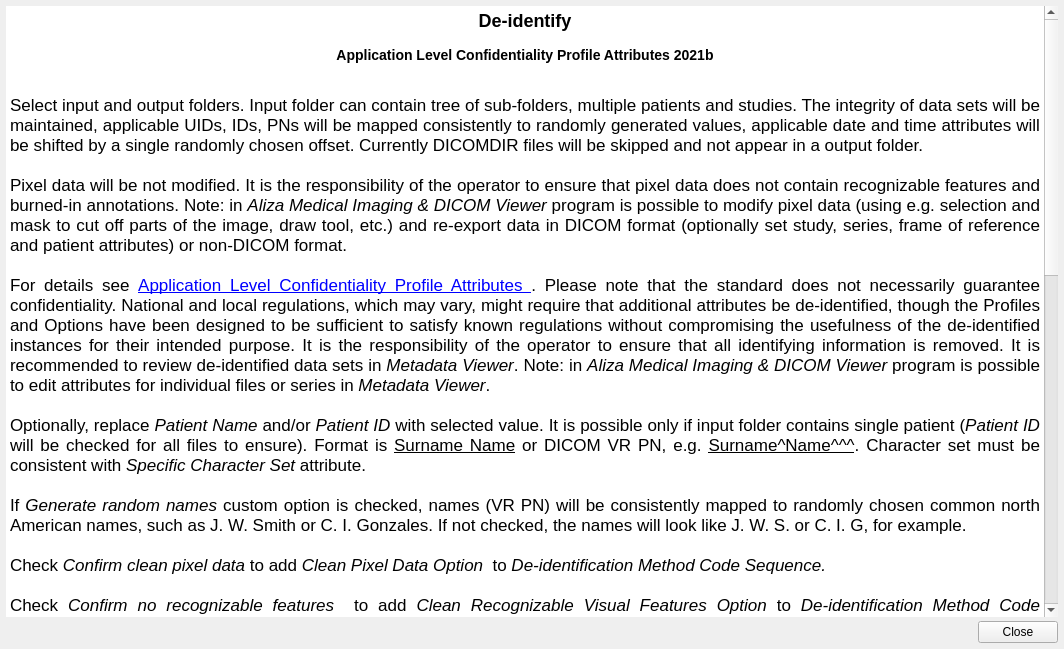
Old version of the form browser/helpwidget.ui in the repository AlizaMedicalImaging/AlizaMS.
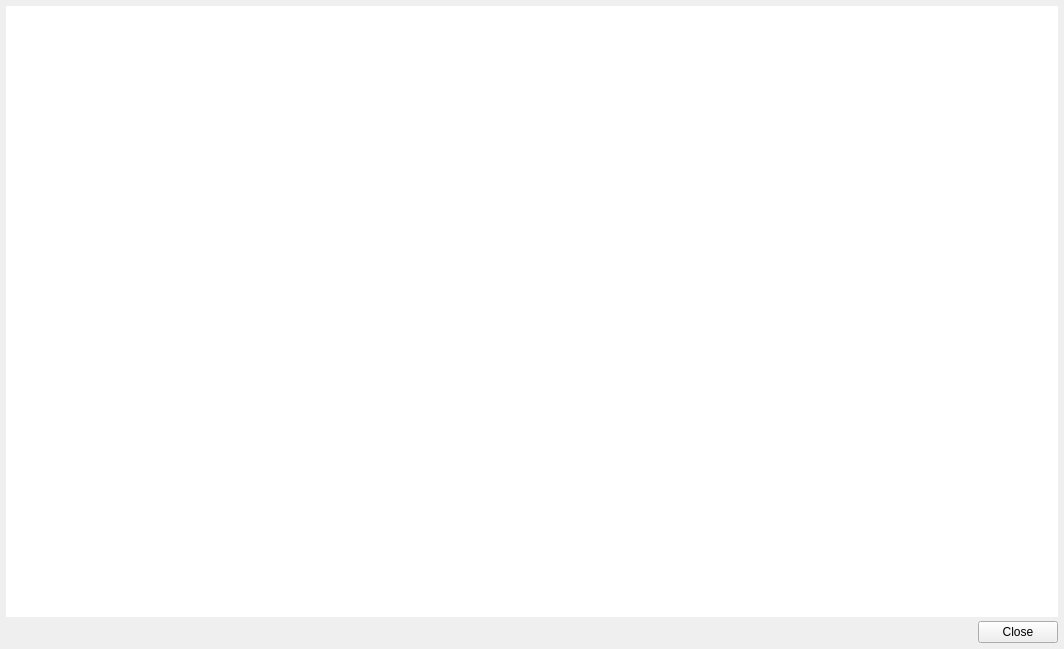
New version of the form.

Patch:
```diff
--- a/browser/helpwidget.ui
+++ b/browser/helpwidget.ui
@@ -39,42 +39,6 @@
 &lt;html&gt;&lt;head&gt;&lt;meta name=&quot;qrichtext&quot; content=&quot;1&quot; /&gt;&lt;style type=&quot;text/css&quot;&gt;
 p, li { white-space: pre-wrap; }
 &lt;/style&gt;&lt;/head&gt;&lt;body style=&quot; font-family:'Cantarell'; font-size:13pt; font-weight:400; font-style:normal;&quot;&gt;
-&lt;p align=&quot;center&quot; style=&quot; margin-top:16px; margin-bottom:12px; margin-left:0px; margin-right:0px; -qt-block-indent:0; text-indent:0px;&quot;&gt;&lt;span style=&quot; font-size:x-large; font-weight:600;&quot;&gt;De-identify&lt;/span&gt;&lt;/p&gt;
-&lt;p align=&quot;center&quot; style=&quot; margin-top:16px; margin-bottom:12px; margin-left:0px; margin-right:0px; -qt-block-indent:0; text-indent:0px;&quot;&gt;&lt;span style=&quot; font-size:large; font-weight:600;&quot;&gt;Application Level Confidentiality Profile Attributes 2021b&lt;/span&gt;&lt;/p&gt;
-&lt;p style=&quot;-qt-paragraph-type:empty; margin-top:0px; margin-bottom:0px; margin-left:0px; margin-right:0px; -qt-block-indent:0; text-indent:0px;&quot;&gt;&lt;br /&gt;&lt;/p&gt;
-&lt;p align=&quot;justify&quot; style=&quot; margin-top:0px; margin-bottom:0px; margin-left:0px; margin-right:0px; -qt-block-indent:0; text-indent:0px;&quot;&gt;Select input and output folders. Input folder can contain tree of sub-folders, multiple patients and studies. The integrity of data sets will be maintained, applicable UIDs, IDs, PNs will be mapped consistently to randomly generated values, applicable date and time attributes will be shifted by a single randomly chosen offset. Currently DICOMDIR files will be skipped and not appear in a output folder.&lt;/p&gt;
-&lt;p style=&quot;-qt-paragraph-type:empty; margin-top:0px; margin-bottom:0px; margin-left:0px; margin-right:0px; -qt-block-indent:0; text-indent:0px;&quot;&gt;&lt;br /&gt;&lt;/p&gt;
-&lt;p align=&quot;justify&quot; style=&quot; margin-top:0px; margin-bottom:0px; margin-left:0px; margin-right:0px; -qt-block-indent:0; text-indent:0px;&quot;&gt;Pixel data will be not modified. It is the responsibility of the operator to ensure that pixel data does not contain recognizable features and burned-in annotations. Note: in &lt;span style=&quot; font-style:italic;&quot;&gt;Aliza Medical Imaging &amp;amp; DICOM Viewer &lt;/span&gt;program is possible to modify pixel data (using e.g. selection and mask to cut off parts of the image, draw tool, etc.) and re-export data in DICOM format (optionally set study, series, frame of reference and patient attributes) or non-DICOM format.&lt;/p&gt;
-&lt;p style=&quot;-qt-paragraph-type:empty; margin-top:0px; margin-bottom:0px; margin-left:0px; margin-right:0px; -qt-block-indent:0; text-indent:0px;&quot;&gt;&lt;br /&gt;&lt;/p&gt;
-&lt;p align=&quot;justify&quot; style=&quot; margin-top:0px; margin-bottom:0px; margin-left:0px; margin-right:0px; -qt-block-indent:0; text-indent:0px;&quot;&gt;For details see &lt;a href=&quot;https://www.aliza-dicom-viewer.com/manual/dicom-specification/application-level-confidentiality-profile-attributes&quot;&gt;&lt;span style=&quot; text-decoration: underline; color:#0000ff;&quot;&gt;Application Level Confidentiality Profile Attributes &lt;/span&gt;&lt;/a&gt;. Please note that the standard does not necessarily guarantee confidentiality. National and local regulations, which may vary, might require that additional attributes be de-identified, though the Profiles and Options have been designed to be sufficient to satisfy known regulations without compromising the usefulness of the de-identified instances for their intended purpose. It is the responsibility of the operator to ensure that all identifying information is removed. It is recommended to review de-identified data sets in &lt;span style=&quot; font-style:italic;&quot;&gt;Metadata Viewer&lt;/span&gt;. Note: in &lt;span style=&quot; font-style:italic;&quot;&gt;Aliza Medical Imaging &amp;amp; DICOM Viewer &lt;/span&gt;program is possible to edit attributes for individual files or series in &lt;span style=&quot; font-style:italic;&quot;&gt;Metadata Viewer&lt;/span&gt;.&lt;/p&gt;
-&lt;p style=&quot;-qt-paragraph-type:empty; margin-top:0px; margin-bottom:0px; margin-left:0px; margin-right:0px; -qt-block-indent:0; text-indent:0px; text-decoration: underline; color:#0000ff;&quot;&gt;&lt;br /&gt;&lt;/p&gt;
-&lt;p align=&quot;justify&quot; style=&quot; margin-top:0px; margin-bottom:0px; margin-left:0px; margin-right:0px; -qt-block-indent:0; text-indent:0px;&quot;&gt;Optionally, replace &lt;span style=&quot; font-style:italic;&quot;&gt;Patient Name&lt;/span&gt; and/or &lt;span style=&quot; font-style:italic;&quot;&gt;Patient ID&lt;/span&gt; with selected value. It is possible only if input folder contains single patient (&lt;span style=&quot; font-style:italic;&quot;&gt;Patient ID&lt;/span&gt; will be checked for all files to ensure). Format is &lt;span style=&quot; text-decoration: underline;&quot;&gt;Surname Name&lt;/span&gt; or DICOM VR PN, e.g. &lt;span style=&quot; text-decoration: underline;&quot;&gt;Surname^Name^^^&lt;/span&gt;. Character set must be consistent with &lt;span style=&quot; font-style:italic;&quot;&gt;Specific Character Set &lt;/span&gt;attribute. &lt;/p&gt;
-&lt;p style=&quot;-qt-paragraph-type:empty; margin-top:0px; margin-bottom:0px; margin-left:0px; margin-right:0px; -qt-block-indent:0; text-indent:0px;&quot;&gt;&lt;br /&gt;&lt;/p&gt;
-&lt;p align=&quot;justify&quot; style=&quot; margin-top:0px; margin-bottom:0px; margin-left:0px; margin-right:0px; -qt-block-indent:0; text-indent:0px;&quot;&gt;If &lt;span style=&quot; font-style:italic;&quot;&gt;Generate random names&lt;/span&gt; custom option is checked, names (VR PN) will be consistently mapped to randomly chosen common north American names, such as J. W. Smith or C. I. Gonzales. If not checked, the names will look like J. W. S. or C. I. G, for example. &lt;/p&gt;
-&lt;p style=&quot;-qt-paragraph-type:empty; margin-top:0px; margin-bottom:0px; margin-left:0px; margin-right:0px; -qt-block-indent:0; text-indent:0px;&quot;&gt;&lt;br /&gt;&lt;/p&gt;
-&lt;p align=&quot;justify&quot; style=&quot; margin-top:0px; margin-bottom:0px; margin-left:0px; margin-right:0px; -qt-block-indent:0; text-indent:0px;&quot;&gt;Check &lt;span style=&quot; font-style:italic;&quot;&gt;Confirm clean pixel data&lt;/span&gt; to add &lt;span style=&quot; font-style:italic;&quot;&gt;Clean Pixel Data Option  &lt;/span&gt;to &lt;span style=&quot; font-style:italic;&quot;&gt;De-identification Method Code Sequence.&lt;/span&gt;&lt;/p&gt;
-&lt;p style=&quot;-qt-paragraph-type:empty; margin-top:0px; margin-bottom:0px; margin-left:0px; margin-right:0px; -qt-block-indent:0; text-indent:0px; text-decoration: underline; color:#0000ff;&quot;&gt;&lt;br /&gt;&lt;/p&gt;
-&lt;p align=&quot;justify&quot; style=&quot; margin-top:0px; margin-bottom:0px; margin-left:0px; margin-right:0px; -qt-block-indent:0; text-indent:0px;&quot;&gt;Check &lt;span style=&quot; font-style:italic;&quot;&gt;Confirm no recognizable features  &lt;/span&gt;to add &lt;span style=&quot; font-style:italic;&quot;&gt;Clean Recognizable Visual Features Option&lt;/span&gt; to &lt;span style=&quot; font-style:italic;&quot;&gt;De-identification Method Code Sequence.&lt;/span&gt;&lt;/p&gt;
-&lt;p style=&quot;-qt-paragraph-type:empty; margin-top:0px; margin-bottom:0px; margin-left:0px; margin-right:0px; -qt-block-indent:0; text-indent:0px; font-style:italic;&quot;&gt;&lt;br /&gt;&lt;/p&gt;
-&lt;p align=&quot;justify&quot; style=&quot; margin-top:0px; margin-bottom:0px; margin-left:0px; margin-right:0px; -qt-block-indent:0; text-indent:0px;&quot;&gt;If &lt;span style=&quot; font-style:italic;&quot;&gt;Retains UIDs&lt;/span&gt; option is checked, applicable UIDs will be preserved and &lt;span style=&quot; font-style:italic;&quot;&gt;Retain UIDs Option&lt;/span&gt; will be added to &lt;span style=&quot; font-style:italic;&quot;&gt;De-identification Method Code Sequence&lt;/span&gt;, otherwise they will be consistently mapped with randomly generated values.&lt;/p&gt;
-&lt;p style=&quot;-qt-paragraph-type:empty; margin-top:0px; margin-bottom:0px; margin-left:0px; margin-right:0px; -qt-block-indent:0; text-indent:0px;&quot;&gt;&lt;br /&gt;&lt;/p&gt;
-&lt;p align=&quot;justify&quot; style=&quot; margin-top:0px; margin-bottom:0px; margin-left:0px; margin-right:0px; -qt-block-indent:0; text-indent:0px;&quot;&gt;If &lt;span style=&quot; font-style:italic;&quot;&gt;Retain patient characteristics&lt;/span&gt; option is checked, applicable attributes, such as weight, size, will be preserved and &lt;span style=&quot; font-style:italic;&quot;&gt;Retain Patient Characteristics Option&lt;/span&gt; will be added to &lt;span style=&quot; font-style:italic;&quot;&gt;De-identification Method Code Sequence. &lt;/span&gt;For example, it is required to calculate SUV from PET series.&lt;/p&gt;
-&lt;p style=&quot;-qt-paragraph-type:empty; margin-top:0px; margin-bottom:0px; margin-left:0px; margin-right:0px; -qt-block-indent:0; text-indent:0px; font-style:italic;&quot;&gt;&lt;br /&gt;&lt;/p&gt;
-&lt;p align=&quot;justify&quot; style=&quot; margin-top:0px; margin-bottom:0px; margin-left:0px; margin-right:0px; -qt-block-indent:0; text-indent:0px;&quot;&gt;If &lt;span style=&quot; font-style:italic;&quot;&gt;Retain dates and time &lt;/span&gt;option is checked, applicable date and time attributes will be preserved and &lt;span style=&quot; font-style:italic;&quot;&gt;Retain Longitudinal Temporal Information Full Dates Option &lt;/span&gt;will be added to &lt;span style=&quot; font-style:italic;&quot;&gt;De-identification Method Code Sequence&lt;/span&gt;, otherwise applicable date and time attributes will be consistently modified and &lt;span style=&quot; font-style:italic;&quot;&gt;Retain Longitudinal Temporal Information Modified Dates Option&lt;/span&gt; will be added to &lt;span style=&quot; font-style:italic;&quot;&gt;De-identification Method Code Sequence&lt;/span&gt;. Identifying attributes, e.g. birth date, will be never preserved. It is important to note that if studies of a patient are de-identified sequentially, for example every month, it may be important to retain dates and time to maintain longitudinal integrity, if possible.&lt;/p&gt;
-&lt;p align=&quot;justify&quot; style=&quot;-qt-paragraph-type:empty; margin-top:0px; margin-bottom:0px; margin-left:0px; margin-right:0px; -qt-block-indent:0; text-indent:0px;&quot;&gt;&lt;br /&gt;&lt;/p&gt;
-&lt;p align=&quot;justify&quot; style=&quot; margin-top:0px; margin-bottom:0px; margin-left:0px; margin-right:0px; -qt-block-indent:0; text-indent:0px;&quot;&gt;If &lt;span style=&quot; font-style:italic;&quot;&gt;Retain device identity &lt;/span&gt;option is checked, applicable attributes, such as device ID, will be preserved and &lt;span style=&quot; font-style:italic;&quot;&gt;Retain Device Identity Option&lt;/span&gt; will be added to &lt;span style=&quot; font-style:italic;&quot;&gt;De-identification Method Code Sequence.&lt;/span&gt;&lt;/p&gt;
-&lt;p style=&quot;-qt-paragraph-type:empty; margin-top:0px; margin-bottom:0px; margin-left:0px; margin-right:0px; -qt-block-indent:0; text-indent:0px; font-style:italic;&quot;&gt;&lt;br /&gt;&lt;/p&gt;
-&lt;p align=&quot;justify&quot; style=&quot; margin-top:0px; margin-bottom:0px; margin-left:0px; margin-right:0px; -qt-block-indent:0; text-indent:0px;&quot;&gt;If &lt;span style=&quot; font-style:italic;&quot;&gt;Retain institution identity&lt;/span&gt; option is checked, applicable attributes, such as station name, institution address, will be preserved and &lt;span style=&quot; font-style:italic;&quot;&gt;Retain Institution Identity Option&lt;/span&gt; will be added to &lt;span style=&quot; font-style:italic;&quot;&gt;De-identification Method Code Sequence.&lt;/span&gt;&lt;/p&gt;
-&lt;p style=&quot;-qt-paragraph-type:empty; margin-top:0px; margin-bottom:0px; margin-left:0px; margin-right:0px; -qt-block-indent:0; text-indent:0px; font-style:italic;&quot;&gt;&lt;br /&gt;&lt;/p&gt;
-&lt;p align=&quot;justify&quot; style=&quot; margin-top:0px; margin-bottom:0px; margin-left:0px; margin-right:0px; -qt-block-indent:0; text-indent:0px;&quot;&gt;If &lt;span style=&quot; font-style:italic;&quot;&gt;Remove private attributes &lt;/span&gt;option is &lt;span style=&quot; font-weight:600;&quot;&gt;not&lt;/span&gt; checked, private attributes are assumed to be safe and &lt;span style=&quot; font-style:italic;&quot;&gt;Retain Safe Private Option&lt;/span&gt; will be added to &lt;span style=&quot; font-style:italic;&quot;&gt;De-identification Method Code Sequence.&lt;/span&gt;&lt;/p&gt;
-&lt;p align=&quot;justify&quot; style=&quot;-qt-paragraph-type:empty; margin-top:0px; margin-bottom:0px; margin-left:0px; margin-right:0px; -qt-block-indent:0; text-indent:0px; font-style:italic;&quot;&gt;&lt;br /&gt;&lt;/p&gt;
-&lt;p align=&quot;justify&quot; style=&quot; margin-top:0px; margin-bottom:0px; margin-left:0px; margin-right:0px; -qt-block-indent:0; text-indent:0px;&quot;&gt;If &lt;span style=&quot; font-style:italic;&quot;&gt;Remove graphics &lt;/span&gt;option is &lt;span style=&quot; font-weight:600;&quot;&gt;not&lt;/span&gt; checked, graphics objects are assumed to be safe and &lt;span style=&quot; font-style:italic;&quot;&gt;Clean Graphics Option&lt;/span&gt; will be added to &lt;span style=&quot; font-style:italic;&quot;&gt;De-identification Method Code Sequence.&lt;/span&gt;&lt;/p&gt;
-&lt;p style=&quot;-qt-paragraph-type:empty; margin-top:0px; margin-bottom:0px; margin-left:0px; margin-right:0px; -qt-block-indent:0; text-indent:0px; font-style:italic;&quot;&gt;&lt;br /&gt;&lt;/p&gt;
-&lt;p align=&quot;justify&quot; style=&quot; margin-top:0px; margin-bottom:0px; margin-left:0px; margin-right:0px; -qt-block-indent:0; text-indent:0px;&quot;&gt;If &lt;span style=&quot; font-style:italic;&quot;&gt;Remove structured content&lt;/span&gt; option is &lt;span style=&quot; font-weight:600;&quot;&gt;not&lt;/span&gt; checked, structured content related to SR IODs, is assumed to be safe and &lt;span style=&quot; font-style:italic;&quot;&gt;Clean Structured Content Option&lt;/span&gt; will be added to &lt;span style=&quot; font-style:italic;&quot;&gt;De-identification Method Code Sequence.&lt;/span&gt;&lt;/p&gt;
-&lt;p style=&quot;-qt-paragraph-type:empty; margin-top:0px; margin-bottom:0px; margin-left:0px; margin-right:0px; -qt-block-indent:0; text-indent:0px; font-style:italic;&quot;&gt;&lt;br /&gt;&lt;/p&gt;
-&lt;p align=&quot;justify&quot; style=&quot; margin-top:0px; margin-bottom:0px; margin-left:0px; margin-right:0px; -qt-block-indent:0; text-indent:0px;&quot;&gt;If &lt;span style=&quot; font-style:italic;&quot;&gt;Remove descriptors option&lt;/span&gt; is &lt;span style=&quot; font-weight:600;&quot;&gt;not&lt;/span&gt; checked, descriptors, such as study and series description, RT ROI names, RT plan names, etc., is assumed to be safe and &lt;span style=&quot; font-style:italic;&quot;&gt;Clean Descriptors Option&lt;/span&gt; will be added to &lt;span style=&quot; font-style:italic;&quot;&gt;De-identification Method Code Sequence.&lt;/span&gt;&lt;/p&gt;
-&lt;p align=&quot;justify&quot; style=&quot;-qt-paragraph-type:empty; margin-top:0px; margin-bottom:0px; margin-left:0px; margin-right:0px; -qt-block-indent:0; text-indent:0px; font-style:italic;&quot;&gt;&lt;br /&gt;&lt;/p&gt;
-&lt;p align=&quot;justify&quot; style=&quot; margin-top:0px; margin-bottom:0px; margin-left:0px; margin-right:0px; -qt-block-indent:0; text-indent:0px;&quot;&gt;Check &lt;span style=&quot; font-style:italic;&quot;&gt;Rename files&lt;/span&gt; to rename output files and folders. Required if files are named by some identifying string, such as name or instance ID, unfortunately it is common wrong practice. Size of file and folder names will be &lt;span style=&quot; font-style:italic;&quot;&gt;8 chars&lt;/span&gt; to satisfy DICOM standard requirement. In highly unlikely case a size of file name may be more as &lt;span style=&quot; font-style:italic;&quot;&gt;8 chars&lt;/span&gt;, to avoid numeric overflow, because files are named by incrementing number.&lt;/p&gt;
 &lt;p style=&quot;-qt-paragraph-type:empty; margin-top:0px; margin-bottom:0px; margin-left:0px; margin-right:0px; -qt-block-indent:0; text-indent:0px;&quot;&gt;&lt;br /&gt;&lt;/p&gt;&lt;/body&gt;&lt;/html&gt;</string>
      </property>
      <property name="openExternalLinks">
```
